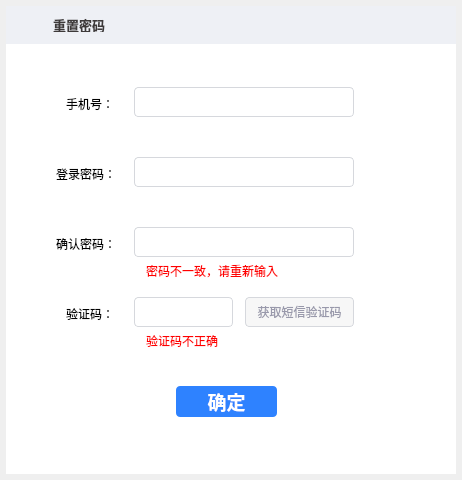
Above: resetdialog.ui from HustGw/CLLLLLLLSAFFFFFEWINN before the change. Below: the same form after it.
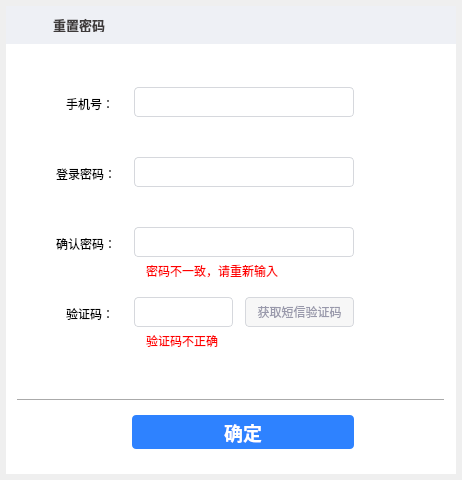
That is the form after the change. Icons and pictures are not drawn.

The edit to the form file:
```diff
--- a/resetdialog.ui
+++ b/resetdialog.ui
@@ -203,10 +203,10 @@
    <widget class="QPushButton" name="confirmBtn">
     <property name="geometry">
      <rect>
-      <x>170</x>
-      <y>380</y>
-      <width>101</width>
-      <height>31</height>
+      <x>126</x>
+      <y>409</y>
+      <width>222</width>
+      <height>34</height>
      </rect>
     </property>
     <property name="styleSheet">
@@ -293,6 +293,22 @@
      <string>验证码不正确</string>
     </property>
    </widget>
+   <widget class="QFrame" name="line">
+    <property name="geometry">
+     <rect>
+      <x>11</x>
+      <y>393</y>
+      <width>428</width>
+      <height>1</height>
+     </rect>
+    </property>
+    <property name="frameShape">
+     <enum>QFrame::HLine</enum>
+    </property>
+    <property name="frameShadow">
+     <enum>QFrame::Raised</enum>
+    </property>
+   </widget>
   </widget>
  </widget>
  <resources/>
```
Left out of the diff: 3 changed lines with no effect on the pictures.
